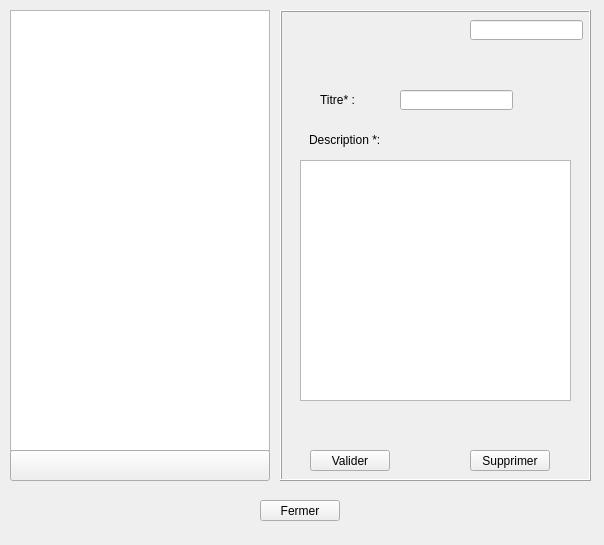
First picture: the form in CDAA-R/IHM/ui_interactioncontact.ui, repository samlach2222/ProjetCDAA-R, before the edit.
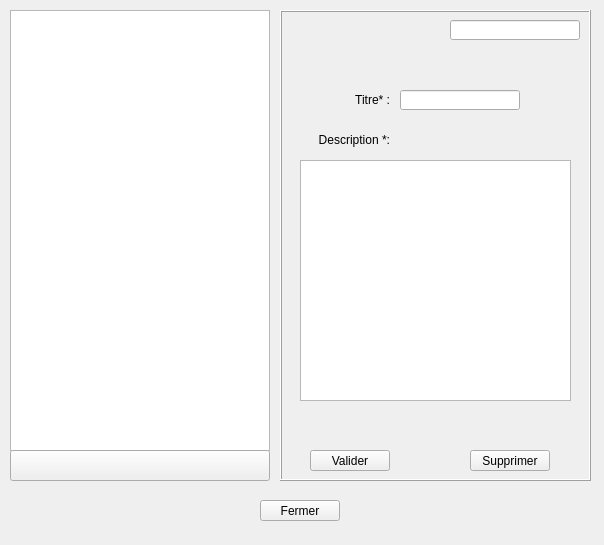
Second picture: the form after the edit. Icons and pictures are not drawn.

Commit message: Mise à jour du placement de certains labels et zones de texte

```diff
--- a/CDAA-R/IHM/ui_interactioncontact.ui
+++ b/CDAA-R/IHM/ui_interactioncontact.ui
@@ -58,22 +58,25 @@
    <widget class="QLabel" name="labelTitre">
     <property name="geometry">
      <rect>
-      <x>40</x>
+      <x>30</x>
       <y>80</y>
-      <width>60</width>
+      <width>80</width>
       <height>20</height>
      </rect>
     </property>
     <property name="text">
      <string>Titre* :</string>
     </property>
+    <property name="alignment">
+     <set>Qt::AlignRight|Qt::AlignTrailing|Qt::AlignVCenter</set>
+    </property>
    </widget>
    <widget class="QLineEdit" name="editTitre">
     <property name="geometry">
      <rect>
       <x>120</x>
       <y>80</y>
-      <width>113</width>
+      <width>120</width>
       <height>20</height>
      </rect>
     </property>
@@ -81,22 +84,25 @@
    <widget class="QLabel" name="labelDescription">
     <property name="geometry">
      <rect>
-      <x>29</x>
+      <x>30</x>
       <y>120</y>
-      <width>81</width>
+      <width>80</width>
       <height>20</height>
      </rect>
     </property>
     <property name="text">
      <string>Description *:</string>
     </property>
+    <property name="alignment">
+     <set>Qt::AlignRight|Qt::AlignTrailing|Qt::AlignVCenter</set>
+    </property>
    </widget>
    <widget class="QLineEdit" name="editDateCreation">
     <property name="geometry">
      <rect>
-      <x>190</x>
+      <x>170</x>
       <y>10</y>
-      <width>113</width>
+      <width>130</width>
       <height>20</height>
      </rect>
     </property>
```
The commit also changes 1 other file.
